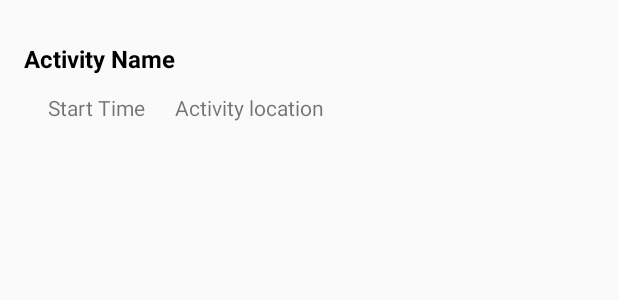
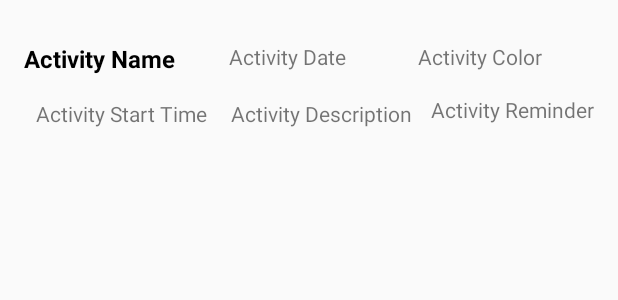
Before and after one commit to D3deR/SmartManager, an Android app: the layout activity_list_row.xml on its own in the app's theme, with its tools: preview values and no code run, on a phone screen of 412 x 824 dp. Shown: the top 300 px of the screen. Run offline under Robolectric (Android 15) with nearby library versions, the phone set to English and light mode, and no system bars.

```diff
--- a/app/src/main/AndroidManifest.xml
+++ b/app/src/main/AndroidManifest.xml
@@ -15,17 +15,17 @@
         <activity
             android:name=".RegisterScreen"
             android:theme="@style/AppTheme.NoActionBar">
+
+        </activity>
+        <activity android:name=".MainActivity2" />
+        <activity
+            android:name=".EmailLogin"
+            android:theme="@style/AppTheme.NoActionBar">
             <intent-filter>
                 <action android:name="android.intent.action.MAIN" />
 
                 <category android:name="android.intent.category.LAUNCHER" />
             </intent-filter>
-        </activity>
-        <activity android:name=".MainActivity2" />
-        <activity
-            android:name=".EmailLogin"
-            android:theme="@style/AppTheme.NoActionBar">
-
         </activity>
         <activity
             android:name=".MainActivity"
--- a/app/src/main/java/com/example/smartmanager/ui/home/HomeFragment.kt
+++ b/app/src/main/java/com/example/smartmanager/ui/home/HomeFragment.kt
@@ -97,7 +97,7 @@ class HomeFragment : Fragment() {
         }
 
         @SuppressLint("ViewHolder")
-        override fun getView(position: Int, convertView: View?, viewGroup: ViewGroup?): View {
+        override fun getView(position: Int, convertView: View?, viewGroup: ViewGroup?): View? {
             val layoutInflater = LayoutInflater.from(mContext)
             val activityRow = layoutInflater.inflate(R.layout.activity_list_row, viewGroup, false)
 
@@ -105,10 +105,20 @@ class HomeFragment : Fragment() {
             activityName.text = myActivityList[position].activityName
 
             val activityStartTime = activityRow.findViewById<TextView>(R.id.textView_time)
-            activityStartTime.text = myActivityList[position].startTime.toString()
+            activityStartTime.text = myActivityList[position].startTime
 
-            val activityLocation = activityRow.findViewById<TextView>(R.id.textView_location)
-            activityLocation.text = myActivityList[position].description
+            val activityDescription = activityRow.findViewById<TextView>(R.id.textView_description)
+            activityDescription.text = myActivityList[position].description
+
+            val activityDate = activityRow.findViewById<TextView>(R.id.textView_date)
+            activityDate.text = myActivityList[position].date
+
+            val activityColor = activityRow.findViewById<TextView>(R.id.textView_color)
+            activityColor.text = myActivityList[position].color
+
+            val activityReminder = activityRow.findViewById<TextView>(R.id.textView_reminder)
+            if(myActivityList[position].reminder == 1){activityReminder.text = "reminder active"}else {activityReminder.text = "reminder inactive"}
+
 
             return activityRow
         }
--- a/app/src/main/res/layout/activity_list_row.xml
+++ b/app/src/main/res/layout/activity_list_row.xml
@@ -12,7 +12,7 @@
         android:layout_height="wrap_content"
         android:layout_marginStart="16dp"
         android:layout_marginTop="28dp"
-        android:text="Activity Name"
+        android:text="@string/activity_listView_row_name"
         android:textColor="#000"
         android:textSize="16sp"
         android:textStyle="bold"
@@ -23,19 +23,52 @@
         android:id="@+id/textView_time"
         android:layout_width="wrap_content"
         android:layout_height="wrap_content"
-        android:layout_marginStart="16dp"
-        android:layout_marginTop="12dp"
-        android:text="Start Time"
+        android:layout_marginStart="8dp"
+        android:layout_marginTop="16dp"
+        android:text="@string/activity_listView_row_time"
         app:layout_constraintStart_toStartOf="@+id/textView_name"
         app:layout_constraintTop_toBottomOf="@+id/textView_name" />
 
     <TextView
-        android:id="@+id/textView_location"
+        android:id="@+id/textView_description"
         android:layout_width="wrap_content"
         android:layout_height="wrap_content"
-        android:layout_marginStart="20dp"
-        android:layout_marginTop="12dp"
-        android:text="Activity location"
+        android:layout_marginStart="16dp"
+        android:layout_marginTop="16dp"
+        android:text="@string/activity_listView_row_description"
         app:layout_constraintStart_toEndOf="@+id/textView_time"
         app:layout_constraintTop_toBottomOf="@+id/textView_name" />
+
+    <TextView
+        android:id="@+id/textView_date"
+        android:layout_width="wrap_content"
+        android:layout_height="wrap_content"
+        android:layout_marginStart="36dp"
+        android:layout_marginTop="28dp"
+        android:text="@string/activity_listView_row_date"
+        app:layout_constraintStart_toEndOf="@+id/textView_name"
+        app:layout_constraintTop_toTopOf="parent" />
+
+    <TextView
+        android:id="@+id/textView_reminder"
+        android:layout_width="wrap_content"
+        android:layout_height="wrap_content"
+        android:layout_marginTop="16dp"
+        android:layout_marginEnd="16dp"
+        android:text="@string/activity_listView_row_reminder"
+        app:layout_constraintEnd_toEndOf="parent"
+        app:layout_constraintHorizontal_bias="1.0"
+        app:layout_constraintStart_toEndOf="@+id/textView_description"
+        app:layout_constraintTop_toBottomOf="@+id/textView_color" />
+
+    <TextView
+        android:id="@+id/textView_color"
+        android:layout_width="wrap_content"
+        android:layout_height="wrap_content"
+        android:layout_marginTop="28dp"
+        android:text="@string/activity_listView_row_color"
+        app:layout_constraintEnd_toEndOf="parent"
+        app:layout_constraintHorizontal_bias="0.485"
+        app:layout_constraintStart_toEndOf="@+id/textView_date"
+        app:layout_constraintTop_toTopOf="parent" />
 </androidx.constraintlayout.widget.ConstraintLayout>
--- a/app/src/main/res/values/strings.xml
+++ b/app/src/main/res/values/strings.xml
@@ -35,4 +35,11 @@
     <string name="time">Time</string>
     <string name="pick_time">Pick time</string>
     <string name="pick_date">pick date</string>
+
+    <string name="activity_listView_row_date">Activity Date</string>
+    <string name="activity_listView_row_time">Activity Start Time</string>
+    <string name="activity_listView_row_description">Activity Description</string>
+    <string name="activity_listView_row_name">Activity Name</string>
+    <string name="activity_listView_row_color">Activity Color</string>
+    <string name="activity_listView_row_reminder">Activity Reminder</string>
 </resources>
```
